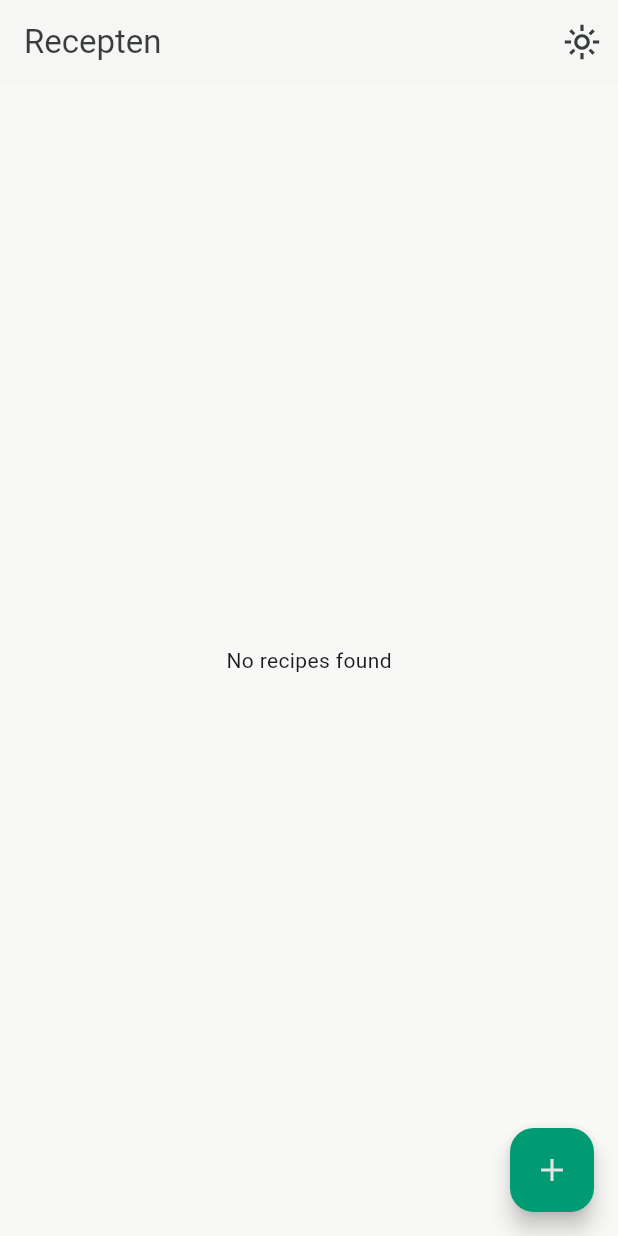
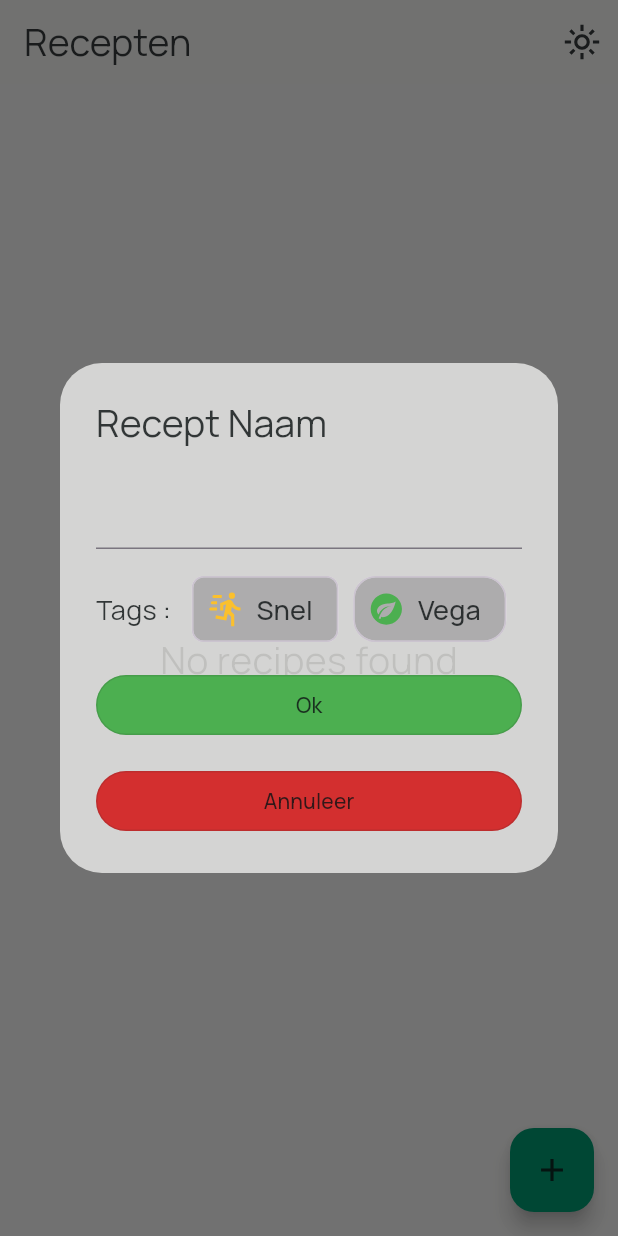
Before and after one commit to JoostKraan/recipe-browser, a Flutter app: the screen it shows after launch, after a tap on an icon or button, on a phone screen of 412 x 824 dp. Run offline on Flutter 3.47's test engine with Material 3 defaults, Android fonts, the phone set to English and light mode, and no system bars; our stand-ins replace cloud_firestore, firebase_core, flutter_svg, shared_preferences; accounts and stored records are empty.

Commit message:
Messed around with styling

```diff
--- /dev/null
+++ b/lib/components/add_recipe_dialog.dart
@@ -0,0 +1,80 @@
+import 'package:flutter/material.dart';
+import 'package:flutter_svg/svg.dart';
+import 'package:provider/provider.dart';
+import 'package:recipe/components/svg_component.dart';
+import 'package:recipe/components/text_component.dart';
+
+import '../providers/constants-provider.dart';
+
+class createRecipeDialog extends StatelessWidget {
+  const createRecipeDialog({super.key});
+
+  @override
+  Widget build(BuildContext context) {
+    final constants = context.watch<ConstantsProvider>().constants;
+    return SimpleDialog(
+      backgroundColor: constants.primaryColor,
+      title: btrText(text: 'Recept Naam'),
+      children: [
+        SimpleDialogOption(child: TextFormField()),
+        SimpleDialogOption(
+          child: Column(
+            children: [
+              Row(
+                spacing: 10,
+                children: [
+                  btrText(
+                    fontSize: 18,
+                    text:
+                    'Tags : ',
+                  ),
+                  ActionChip(
+                    backgroundColor: constants.secondaryColor,
+                    avatar: btrSvg(
+                      image : 'assets/icons/run-fast.svg',
+                      color: Colors.yellow[700],
+                    ),
+                    onPressed: () {
+                      print('f');
+                    },
+                    label: const btrText(text: 'Snel',fontSize: 18),
+                  ),
+                  ActionChip(
+                    shape: RoundedRectangleBorder(borderRadius: BorderRadius.circular(15)),
+                    backgroundColor: constants.secondaryColor,
+                    avatar: btrSvg(
+                      image : 'assets/icons/leaf-circle.svg',
+                      color: Colors.green,
+                    ),
+                    onPressed: () {
+                      print('f');
+                    },
+                    label: const btrText(text: 'Vega',fontSize: 18,),
+                  ),
+                ],
+              ),
+            ],
+          ),
+        ),
+        SimpleDialogOption(
+          child: OutlinedButton(
+            onPressed: null,
+            style: OutlinedButton.styleFrom(
+              backgroundColor: Colors.green,
+            ),
+            child: Text('Ok',style: TextStyle(color: constants.fontColor),),
+          ),
+        ),
+        SimpleDialogOption(
+          child: OutlinedButton(
+            onPressed: null,
+            style: ButtonStyle(
+              backgroundColor: MaterialStateProperty.all<Color>(Colors.red[700]!),
+            ),
+            child: Text('Annuleer',style: TextStyle(color: constants.fontColor),),
+          ),
+        ),
+      ],
+    );
+  }
+}
--- /dev/null
+++ b/lib/components/svg_component.dart
@@ -0,0 +1,17 @@
+import 'package:flutter/material.dart';
+import 'package:flutter_svg/flutter_svg.dart';
+import 'package:provider/provider.dart';
+
+import '../providers/constants-provider.dart';
+
+class btrSvg extends StatelessWidget {
+  final String image;
+  final Color? color;
+  const btrSvg({super.key,required this.image, this.color});
+
+  @override
+  Widget build(BuildContext context) {
+    final constants = context.watch<ConstantsProvider>().constants;
+    return SvgPicture.asset(image,width: constants.iconSize,height: constants.iconSize,color: color ?? constants.iconColor);
+  }
+}
--- /dev/null
+++ b/lib/components/text_component.dart
@@ -0,0 +1,13 @@
+import 'package:flutter/material.dart';
+import 'package:provider/provider.dart';
+import '../providers/constants-provider.dart';
+class btrText extends StatelessWidget {
+ final String text;
+ final int? fontSize;
+ final Color? color;
+ const btrText({super.key, required this.text,this.fontSize,this.color});
+  @override
+  Widget build(BuildContext context) {
+    final constants = context.watch<ConstantsProvider>().constants;
+    return Text(text,style: TextStyle(color: color ?? constants.fontColor, fontSize: fontSize?.toDouble() ?? constants.fontSize));}
+}
--- a/lib/main.dart
+++ b/lib/main.dart
@@ -2,9 +2,13 @@ import 'package:firebase_core/firebase_core.dart';
 import 'package:flutter/material.dart';
 import 'package:flutter_svg/flutter_svg.dart';
 import 'package:provider/provider.dart';
+import 'package:recipe/components/svg_component.dart';
+import 'package:recipe/components/text_component.dart';
 import 'package:recipe/providers/constants-provider.dart';
 import 'package:recipe/services/database_service.dart';
 import 'package:recipe/firebase_options.dart';
+
+import 'components/add_recipe_dialog.dart';
 
 void main() async {
   WidgetsFlutterBinding.ensureInitialized();
@@ -26,6 +30,7 @@ class MyApp extends StatelessWidget {
     return MaterialApp(
       title: 'Flutter Demo',
       theme: ThemeData(
+        fontFamily: 'Manrope',
         colorScheme: ColorScheme.fromSeed(seedColor: Colors.deepPurple),
       ),
       home: const MyHomePage(),
@@ -43,46 +48,32 @@ class MyHomePage extends StatefulWidget {
 class _MyHomePageState extends State<MyHomePage> {
   late Future<List<Map<String, dynamic>>> _recipesFuture;
   @override
-  void initState()  {
+  void initState() {
     super.initState();
     _recipesFuture = _loadRecipes();
   }
+
   Future<List<Map<String, dynamic>>> _loadRecipes() async {
     return await DatabaseService().readAllData('recipes');
   }
-  Future<List<Map<String, dynamic>>> _createRecipe() async {
-    return await DatabaseService().createRecipe('aardappel', '10m');
-  }
 
-
-  void _showRecipeDialog() {
-    showDialog(
-      context: context,
-      builder: (context) {
-        return SimpleDialog(
-          title: Text('Naam van recept'),
-          children: [
-            SimpleDialogOption(child: TextFormField()),
-            SimpleDialogOption(child: Column(
-              children: [
-                Row(children: [
-                  ActionChip(
-                    onPressed: () { print('f');},
-                    label: const Text('Aaron Burr'),
-                  ),
-                  ActionChip(
-                    onPressed: () { print('f');},
-                    label: const Text('Aaron Burr'),
-                  ),
-
-                ],)
-
-              ],
-            ),)
-          ],
-        );
-      },
+  Future<void> _createRecipe() async {
+    final updatedRecipes = await DatabaseService().createRecipe(
+      'Aardappelschotel',
+      '90m',
+      'Een schotel met aardappel?',
+      'null',
+      <String>[],
+      'Diner',
+      5,
+      3.5,
+      'Joost',
+      'Gisteren',
+      'Joost',
     );
+    setState(() {
+      _recipesFuture = Future.value(updatedRecipes);
+    });
   }
 
   @override
@@ -92,17 +83,15 @@ class _MyHomePageState extends State<MyHomePage> {
       backgroundColor: constants.primaryColor,
       appBar: AppBar(
         backgroundColor: constants.primaryColor,
-        title: Text(style: TextStyle(color: constants.fontColor), 'Recepten'),
+        title: btrText(text: 'Recepten'),
         actions: [
           IconButton(
             onPressed: () => context.read<ConstantsProvider>().toggleDarkMode(),
-            icon: SvgPicture.asset(
-              color: constants.iconColor,
+            icon: btrSvg(
+              image:
               context.read<ConstantsProvider>().isDarkMode
                   ? 'assets/icons/dark-mode.svg'
                   : 'assets/icons/light-mode.svg',
-              width: constants.iconSize,
-              height: constants.iconSize,
             ),
           ),
         ],
@@ -112,9 +101,8 @@ class _MyHomePageState extends State<MyHomePage> {
         future: _recipesFuture,
         builder: (context, snapshot) {
           if (!snapshot.hasData || snapshot.data!.isEmpty) {
-            return const Center(child: Text('No recipes found'));
+            return const Center(child: btrText(text:'No recipes found'));
           }
-
           final recipes = snapshot.data!;
           return ListView.builder(
             itemCount: recipes.length,
@@ -135,20 +123,23 @@ class _MyHomePageState extends State<MyHomePage> {
                         ),
                         child: Padding(
                           padding: const EdgeInsets.all(10),
-                          child: Text(
-                            style: TextStyle(color: constants.fontColor),
-                            name,
+                          child: btrText(text: name,
                           ),
                         ),
                       ),
                     ),
                   ),
                   IconButton(
-                    onPressed: null,
-                    icon: SvgPicture.asset(
+                    onPressed: () async {
+                      final updatedRecipes = await DatabaseService()
+                          .deleteRecipe('recipes', recipes[index]['id']);
+                      setState(() {
+                        _recipesFuture = Future.value(updatedRecipes);
+                      });
+                    },
+                    icon:btrSvg(
+                      image:
                       'assets/icons/delete.svg',
-                      width: constants.iconSize,
-                      height: constants.iconSize,
                       color: constants.errorColor,
                     ),
                   ),
@@ -160,11 +151,14 @@ class _MyHomePageState extends State<MyHomePage> {
       ),
       floatingActionButton: FloatingActionButton(
         backgroundColor: constants.successColor,
-        onPressed: _createRecipe,
-        child: SvgPicture.asset(
+        onPressed: () {
+          showDialog(
+            context: context,
+            builder: (context) => const createRecipeDialog(),
+          );
+        },
+        child: btrSvg(image:
           'assets/icons/add.svg',
-          width: constants.iconSize,
-          height: constants.iconSize,
         ),
       ),
     );
--- a/lib/services/database_service.dart
+++ b/lib/services/database_service.dart
@@ -4,21 +4,57 @@ class DatabaseService {
   var db = FirebaseFirestore.instance;
   late var recipes = db.collection('recipes');
 
-  readAllData (String path) async {
+  readAllData(String path) async {
     final ref = db.collection(path);
     final snapshot = await ref.get();
-    return snapshot.docs.map((doc) => doc.data()).toList();
+    return snapshot.docs.map((doc) => {"id": doc.id, ...doc.data()}).toList();
   }
 
-  createRecipe (String name,String cookingTime){
-    final data = <String,dynamic>{
-      "name" : name,
-      "cooking_time" : cookingTime,
+  createRecipe(
+    String name,
+    String cookingTime,
+    String description,
+    String link,
+    List<String> tags,
+    String category,
+    int servings,
+    double cooktimeRating,
+    String creator,
+    String lastUpdated,
+    String lastUpdatedBy,
+  ) async {
+    final data = <String, dynamic>{
+      "name": name,
+      "cooking_time": cookingTime, //total cooking time in minutes including prep
+      "description": description, //quick summary of recipe
+      "link": link, //optional link to source of recipe like Albert heijn recipes
+      "tags": tags, //vegetarian,vegan,light meal, hefty meal
+      "category": category, //breakfast, lunch, dinner
+      "servings": servings, //default serving amount per person
+      "cooktime_rating": cooktimeRating, //1-5
+      "creator": creator, //user that created the recipe
+      "last_updated": lastUpdated,
+      "last_updated_by": lastUpdatedBy,
     };
-    db.collection('recipes').add(data).then((documentSnapshot) =>
-        print("Added Data with ID: ${documentSnapshot.id}"));
+    db
+        .collection('recipes')
+        .add(data)
+        .then(
+          (documentSnapshot) =>
+              print("Added Data with ID: ${documentSnapshot.id}"),
+        );
+    return await readAllData('recipes');
   }
 
-
-
+  deleteRecipe(String path, String id) async {
+    db
+        .collection(path)
+        .doc(id)
+        .delete()
+        .then(
+          (doc) => print("Document deleted id: $id"),
+          onError: (e) => print("Error updating document $e"),
+        );
+    return await readAllData('recipes');
+  }
 }
--- a/lib/services/theme.dart
+++ b/lib/services/theme.dart
@@ -26,7 +26,7 @@ class Constants{
         fontColor =  isDarkMode ? const Color(0xFFFFFFFF) : const Color(0xD10E1314)  ,
         iconColor =  isDarkMode ? const Color(0xFFFFFFFF) : const Color(0xD10E1314),
         iconSize = 25,
-        fontSize = 18,
+        fontSize = 25,
         mapurl = isDarkMode ? "https://tile.jawg.io/jawg-dark/{z}/{x}/{y}{r}.png?access-token=ME95gmQBq6fVpZys7OtD6VJLMx706vzQRALB4oZiea5VnbQ7rfH9xjiOIu5wyy5b"
                       : "https://tile.jawg.io/jawg-light/{z}/{x}/{y}{r}.png?access-token=ME95gmQBq6fVpZys7OtD6VJLMx706vzQRALB4oZiea5VnbQ7rfH9xjiOIu5wyy5b";
 }
```
Also changed, not shown: pubspec.yaml (+8 -16 lines), assets/fonts/Dosis-Bold.ttf (added), assets/fonts/Dosis-ExtraBold.ttf (added), assets/fonts/Dosis-ExtraLight.ttf (added), assets/fonts/Dosis-Light.ttf (added), assets/fonts/Dosis-Medium.ttf (added), assets/fonts/Dosis-Regular.ttf (added), assets/fonts/Dosis-SemiBold.ttf (added), assets/fonts/Manrope-VariableFont_wght.ttf (added).
